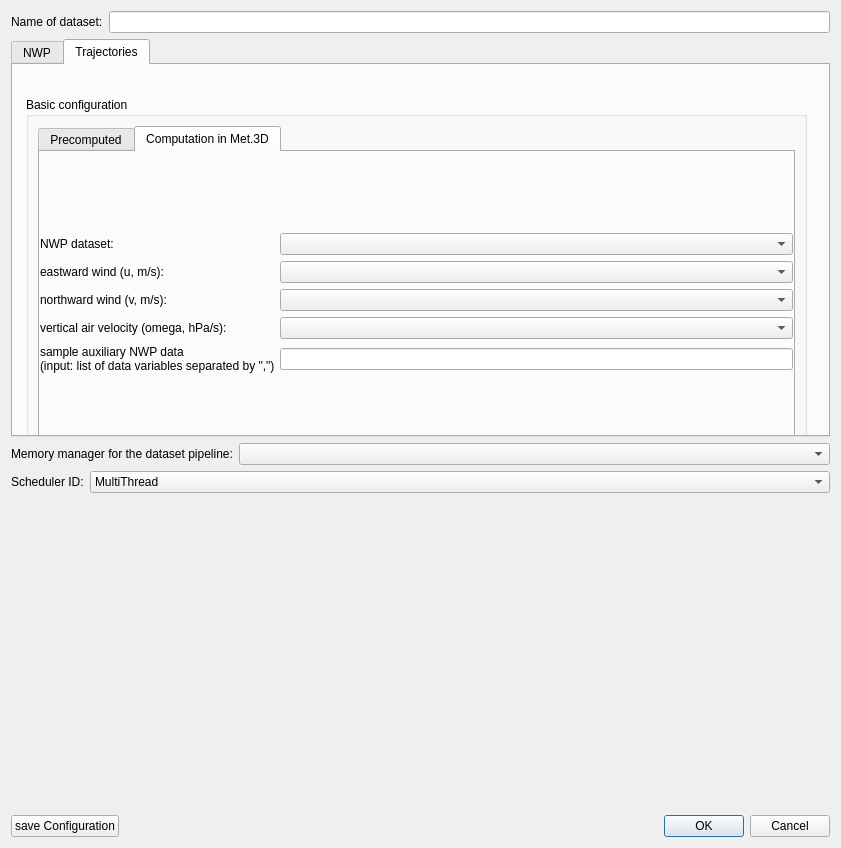
Qt form src/gxfw/adddatasetdialog.ui (chrismile/met.3d) before a commit.
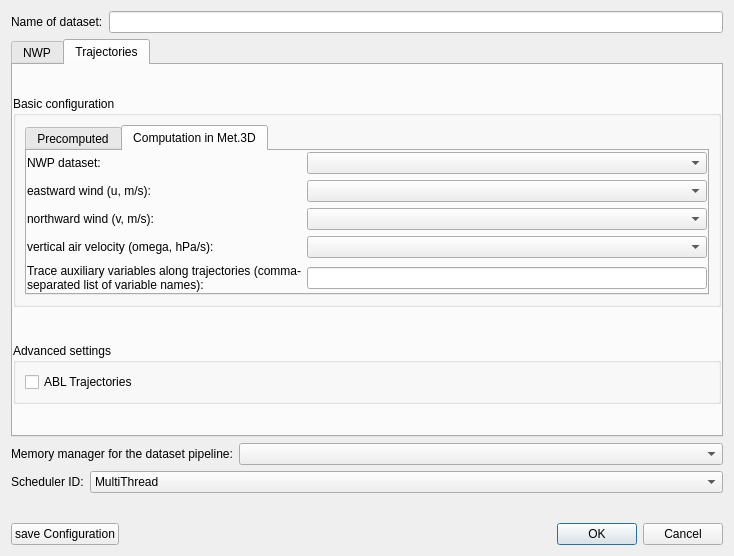
The same form after that commit. The open tabs and pages were chosen to show the change.

Commit message: trajectories aux data: reverted adddatasetdialog to master and again added new text input to avoid merge conflict

Diff of the .ui file:
```diff
--- a/src/gxfw/adddatasetdialog.ui
+++ b/src/gxfw/adddatasetdialog.ui
@@ -6,8 +6,8 @@
    <rect>
     <x>0</x>
     <y>0</y>
-    <width>841</width>
-    <height>848</height>
+    <width>734</width>
+    <height>556</height>
    </rect>
   </property>
   <property name="windowTitle">
@@ -31,7 +31,7 @@
    <item>
     <widget class="QTabWidget" name="pipelineTypeTabWidget">
      <property name="currentIndex">
-      <number>1</number>
+      <number>0</number>
      </property>
      <widget class="QWidget" name="nwpTab">
       <attribute name="title">
@@ -283,11 +283,7 @@
              </widget>
             </item>
             <item>
-             <widget class="QLineEdit" name="inputVarsForDerivedVarsLineEdit">
-              <property name="text">
-               <string/>
-              </property>
-             </widget>
+             <widget class="QLineEdit" name="inputVarsForDerivedVarsLineEdit"/>
             </item>
            </layout>
           </item>
@@ -300,15 +296,34 @@
       <attribute name="title">
        <string>Trajectories</string>
       </attribute>
+      <layout class="QVBoxLayout" name="verticalLayout_7">
+       <property name="leftMargin">
+        <number>0</number>
+       </property>
+       <property name="topMargin">
+        <number>0</number>
+       </property>
+       <property name="rightMargin">
+        <number>0</number>
+       </property>
+       <property name="bottomMargin">
+        <number>0</number>
+       </property>
+       <item>
+        <spacer name="verticalSpacer_4">
+         <property name="orientation">
+          <enum>Qt::Vertical</enum>
+         </property>
+         <property name="sizeHint" stdset="0">
+          <size>
+           <width>20</width>
+           <height>10</height>
+          </size>
+         </property>
+        </spacer>
+       </item>
+       <item>
       <widget class="QGroupBox" name="groupBox_3">
-       <property name="geometry">
-        <rect>
-         <x>13</x>
-         <y>32</y>
-         <width>781</width>
-         <height>371</height>
-        </rect>
-       </property>
        <property name="title">
         <string>Basic configuration</string>
        </property>
@@ -321,11 +336,8 @@
        <layout class="QVBoxLayout" name="verticalLayout_5">
         <item>
          <widget class="QTabWidget" name="trajectoriesTypeTabWidget">
-          <property name="enabled">
-           <bool>true</bool>
-          </property>
           <property name="currentIndex">
-           <number>1</number>
+             <number>0</number>
           </property>
           <widget class="QWidget" name="trajectoriesPrecomputedTab">
            <attribute name="title">
@@ -427,6 +439,16 @@
               <property name="horizontalSpacing">
                <number>5</number>
               </property>
+                <item row="0" column="1">
+                 <widget class="QComboBox" name="trajectoriesNWPDatasetCombo">
+                  <property name="sizePolicy">
+                   <sizepolicy hsizetype="Expanding" vsizetype="Fixed">
+                    <horstretch>0</horstretch>
+                    <verstretch>0</verstretch>
+                   </sizepolicy>
+                  </property>
+                 </widget>
+                </item>
               <item row="1" column="0">
                <widget class="QLabel" name="label_10">
                 <property name="sizePolicy">
@@ -450,16 +472,6 @@
                 </property>
                </widget>
               </item>
-              <item row="2" column="1">
-               <widget class="QComboBox" name="trajectoriesWindVVarCombo">
-                <property name="sizePolicy">
-                 <sizepolicy hsizetype="Expanding" vsizetype="Fixed">
-                  <horstretch>0</horstretch>
-                  <verstretch>0</verstretch>
-                 </sizepolicy>
-                </property>
-               </widget>
-              </item>
               <item row="3" column="1">
                <widget class="QComboBox" name="trajectoriesWindWVarCombo">
                 <property name="sizePolicy">
@@ -484,6 +496,16 @@
                 </property>
                </widget>
               </item>
+                <item row="2" column="1">
+                 <widget class="QComboBox" name="trajectoriesWindVVarCombo">
+                  <property name="sizePolicy">
+                   <sizepolicy hsizetype="Expanding" vsizetype="Fixed">
+                    <horstretch>0</horstretch>
+                    <verstretch>0</verstretch>
+                   </sizepolicy>
+                  </property>
+                 </widget>
+                </item>
               <item row="2" column="0">
                <widget class="QLabel" name="label_11">
                 <property name="text">
@@ -491,27 +513,19 @@
                 </property>
                </widget>
               </item>
-              <item row="0" column="1">
-               <widget class="QComboBox" name="trajectoriesNWPDatasetCombo">
-                <property name="sizePolicy">
-                 <sizepolicy hsizetype="Expanding" vsizetype="Fixed">
-                  <horstretch>0</horstretch>
-                  <verstretch>0</verstretch>
-                 </sizepolicy>
-                </property>
-               </widget>
-              </item>
-              <item row="4" column="0">
-               <widget class="QLabel" name="label_9">
-                <property name="text">
-                 <string>sample auxiliary NWP data 
-(input: list of data variables separated by &quot;,&quot;)</string>
-                </property>
-               </widget>
-              </item>
               <item row="4" column="1">
                <widget class="QLineEdit" name="auxDataVarsAlongTrajsLineEdit"/>
               </item>
+                <item row="4" column="0">
+                 <widget class="QLabel" name="label_9">
+                  <property name="text">
+                   <string>Trace auxiliary variables along trajectories (comma-separated list of variable names):</string>
+                  </property>
+                  <property name="wordWrap">
+                   <bool>true</bool>
+                  </property>
+                 </widget>
+                </item>
              </layout>
             </item>
            </layout>
@@ -520,15 +534,22 @@
         </item>
        </layout>
       </widget>
+       </item>
+       <item>
+        <spacer name="verticalSpacer_2">
+         <property name="orientation">
+          <enum>Qt::Vertical</enum>
+         </property>
+         <property name="sizeHint" stdset="0">
+          <size>
+           <width>20</width>
+           <height>10</height>
+          </size>
+         </property>
+        </spacer>
+       </item>
+       <item>
       <widget class="QGroupBox" name="groupBox_7">
-       <property name="geometry">
-        <rect>
-         <x>10</x>
-         <y>420</y>
-         <width>637</width>
-         <height>91</height>
-        </rect>
-       </property>
        <property name="title">
         <string>Advanced settings</string>
        </property>
@@ -538,29 +559,31 @@
        <property name="checkable">
         <bool>false</bool>
        </property>
-       <layout class="QFormLayout" name="formLayout">
-        <item row="0" column="0">
+         <layout class="QVBoxLayout" name="verticalLayout_11">
+          <item>
          <widget class="QCheckBox" name="ablTrajectoriesCheckBox">
           <property name="text">
            <string>ABL Trajectories</string>
           </property>
          </widget>
         </item>
-        <item row="0" column="1">
-         <spacer name="verticalSpacer_2">
+         </layout>
+        </widget>
+       </item>
+       <item>
+        <spacer name="verticalSpacer_5">
           <property name="orientation">
            <enum>Qt::Vertical</enum>
           </property>
           <property name="sizeHint" stdset="0">
            <size>
             <width>20</width>
-            <height>5</height>
+           <height>20</height>
            </size>
           </property>
          </spacer>
         </item>
        </layout>
-      </widget>
      </widget>
     </widget>
    </item>
```
Lines whose indentation alone changed are shown as unchanged.
